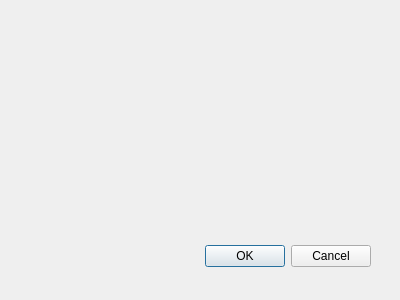
milcie/PROJ_INF_2_v2, file PROJ_INF_2_v2_dialog_base.ui: the form before one commit.
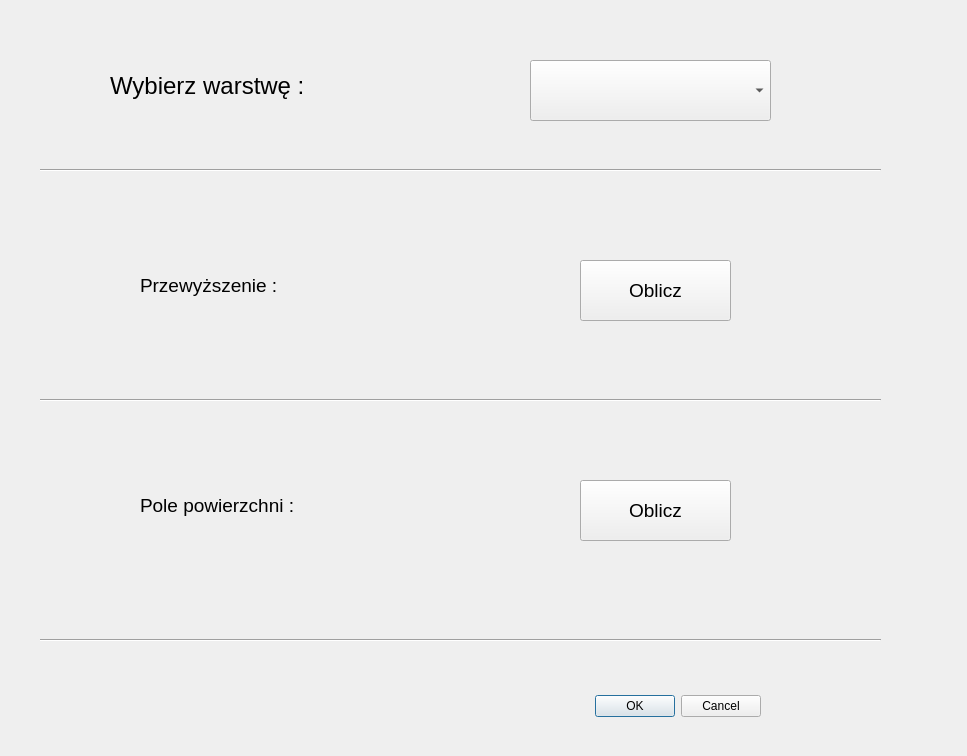
The form after the commit. Custom widgets are drawn as their Qt base class.

Commit message: utworzenie interface w designer

Diff of the .ui file:
```diff
--- a/PROJ_INF_2_v2_dialog_base.ui
+++ b/PROJ_INF_2_v2_dialog_base.ui
@@ -1,22 +1,22 @@
 <ui version="4.0" >
  <class>PROJ_INF_2_v2DialogBase</class>
- <widget class="QDialog" name="PROJ_INF_2_v2DialogBase" >
-  <property name="geometry" >
+ <widget class="QDialog" name="PROJ_INF_2_v2DialogBase">
+  <property name="geometry">
    <rect>
     <x>0</x>
     <y>0</y>
-    <width>400</width>
-    <height>300</height>
+    <width>967</width>
+    <height>756</height>
    </rect>
   </property>
   <property name="windowTitle" >
    <string>PROJ_INF_2_v2</string>
   </property>
-  <widget class="QDialogButtonBox" name="button_box" >
-   <property name="geometry" >
+  <widget class="QDialogButtonBox" name="button_box">
+   <property name="geometry">
     <rect>
-     <x>30</x>
-     <y>240</y>
+     <x>420</x>
+     <y>690</y>
      <width>341</width>
      <height>32</height>
     </rect>
@@ -28,7 +28,153 @@
     <set>QDialogButtonBox::Cancel|QDialogButtonBox::Ok</set>
    </property>
   </widget>
+  <widget class="QgsMapLayerComboBox" name="mMapLayerComboBox">
+   <property name="geometry">
+    <rect>
+     <x>530</x>
+     <y>60</y>
+     <width>241</width>
+     <height>61</height>
+    </rect>
+   </property>
+  </widget>
+  <widget class="QLabel" name="wybor_warstwa">
+   <property name="geometry">
+    <rect>
+     <x>110</x>
+     <y>40</y>
+     <width>261</width>
+     <height>91</height>
+    </rect>
+   </property>
+   <property name="font">
+    <font>
+     <pointsize>18</pointsize>
+    </font>
+   </property>
+   <property name="text">
+    <string>Wybierz warstwę : </string>
+   </property>
+  </widget>
+  <widget class="QLabel" name="pole_powierzchni">
+   <property name="geometry">
+    <rect>
+     <x>140</x>
+     <y>450</y>
+     <width>231</width>
+     <height>111</height>
+    </rect>
+   </property>
+   <property name="font">
+    <font>
+     <pointsize>14</pointsize>
+    </font>
+   </property>
+   <property name="text">
+    <string>Pole powierzchni : </string>
+   </property>
+  </widget>
+  <widget class="QPushButton" name="pushButton_dh">
+   <property name="geometry">
+    <rect>
+     <x>580</x>
+     <y>260</y>
+     <width>151</width>
+     <height>61</height>
+    </rect>
+   </property>
+   <property name="font">
+    <font>
+     <pointsize>14</pointsize>
+    </font>
+   </property>
+   <property name="text">
+    <string>Oblicz</string>
+   </property>
+  </widget>
+  <widget class="Line" name="line">
+   <property name="geometry">
+    <rect>
+     <x>40</x>
+     <y>150</y>
+     <width>841</width>
+     <height>41</height>
+    </rect>
+   </property>
+   <property name="orientation">
+    <enum>Qt::Horizontal</enum>
+   </property>
+  </widget>
+  <widget class="QLabel" name="przewyzszenie">
+   <property name="geometry">
+    <rect>
+     <x>140</x>
+     <y>260</y>
+     <width>191</width>
+     <height>51</height>
+    </rect>
+   </property>
+   <property name="font">
+    <font>
+     <pointsize>14</pointsize>
+    </font>
+   </property>
+   <property name="text">
+    <string>Przewyższenie :</string>
+   </property>
+  </widget>
+  <widget class="Line" name="line_2">
+   <property name="geometry">
+    <rect>
+     <x>40</x>
+     <y>380</y>
+     <width>841</width>
+     <height>41</height>
+    </rect>
+   </property>
+   <property name="orientation">
+    <enum>Qt::Horizontal</enum>
+   </property>
+  </widget>
+  <widget class="QPushButton" name="pushButton_2">
+   <property name="geometry">
+    <rect>
+     <x>580</x>
+     <y>480</y>
+     <width>151</width>
+     <height>61</height>
+    </rect>
+   </property>
+   <property name="font">
+    <font>
+     <pointsize>14</pointsize>
+    </font>
+   </property>
+   <property name="text">
+    <string>Oblicz</string>
+   </property>
+  </widget>
+  <widget class="Line" name="line_3">
+   <property name="geometry">
+    <rect>
+     <x>40</x>
+     <y>620</y>
+     <width>841</width>
+     <height>41</height>
+    </rect>
+   </property>
+   <property name="orientation">
+    <enum>Qt::Horizontal</enum>
+   </property>
+  </widget>
  </widget>
+ <customwidgets>
+  <customwidget>
+   <class>QgsMapLayerComboBox</class>
+   <extends>QComboBox</extends>
+   <header>qgsmaplayercombobox.h</header>
+  </customwidget>
+ </customwidgets>
  <resources/>
  <connections>
   <connection>
```
Left out of the diff: 33 changed lines with no effect on the pictures.
